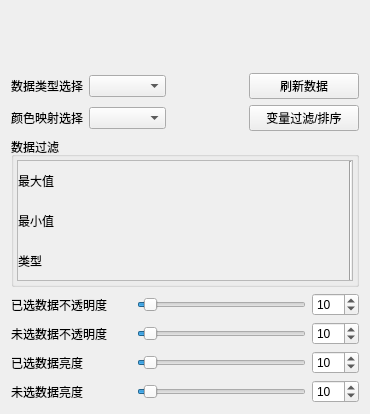
hu-shuhan/editOpeniGame, file Qt/Resources/UI/ParallelCoordinatesView.ui: the form before one commit.
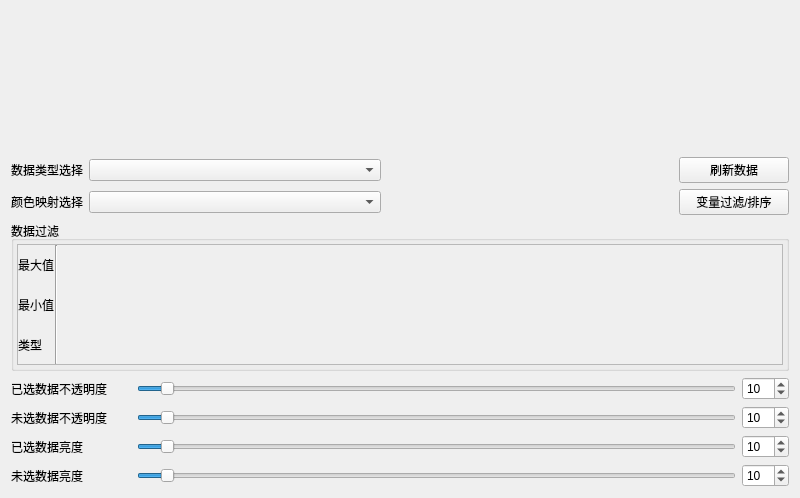
The form after the commit.

The edit to the form file:
```diff
--- a/Qt/Resources/UI/ParallelCoordinatesView.ui
+++ b/Qt/Resources/UI/ParallelCoordinatesView.ui
@@ -6,8 +6,8 @@
    <rect>
     <x>0</x>
     <y>0</y>
-    <width>370</width>
-    <height>414</height>
+    <width>800</width>
+    <height>498</height>
    </rect>
   </property>
   <property name="windowTitle">
@@ -199,7 +199,7 @@
           <rect>
            <x>0</x>
            <y>0</y>
-           <width>342</width>
+           <width>772</width>
            <height>125</height>
           </rect>
          </property>
@@ -258,6 +258,19 @@
             </item>
            </layout>
           </item>
+          <item>
+           <spacer name="horizontalSpacer_4">
+            <property name="orientation">
+             <enum>Qt::Horizontal</enum>
+            </property>
+            <property name="sizeHint" stdset="0">
+             <size>
+              <width>40</width>
+              <height>20</height>
+             </size>
+            </property>
+           </spacer>
+          </item>
          </layout>
         </widget>
        </widget>
```
